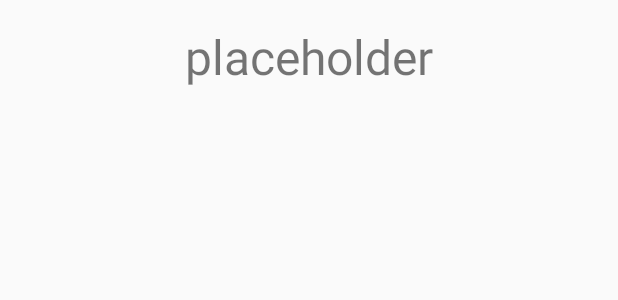
After one commit to LambdaSchool/Android_MediaPlayer, an Android app: the layout activity_player.xml on its own in the app's theme, with its tools: preview values and no code run, on a phone screen of 412 x 824 dp. The commit adds this screen. Shown: the top 300 px of the screen. Run offline under Robolectric (Android 15) with nearby library versions, the phone set to English and light mode, and no system bars.

Commit message:
Add PlayerActivity with code to get URI from selected item in main activity.

```diff
--- a/app/src/main/AndroidManifest.xml
+++ b/app/src/main/AndroidManifest.xml
@@ -9,6 +9,7 @@
         android:roundIcon="@mipmap/ic_launcher_round"
         android:supportsRtl="true"
         android:theme="@style/AppTheme">
+        <activity android:name=".PlayerActivity"></activity>
         <activity
             android:name=".MainActivity"
             android:label="@string/app_name"
--- a/app/src/main/res/layout/activity_main.xml
+++ b/app/src/main/res/layout/activity_main.xml
@@ -28,6 +28,6 @@
         android:layout_height="wrap_content"
         android:layout_gravity="bottom|end"
         android:layout_margin="@dimen/fab_margin"
-        app:srcCompat="@android:drawable/ic_dialog_email" />
+        app:srcCompat="@android:drawable/ic_input_add" />
 
 </android.support.design.widget.CoordinatorLayout>
--- /dev/null
+++ b/app/src/main/res/layout/activity_player.xml
@@ -0,0 +1,22 @@
+<?xml version="1.0" encoding="utf-8"?>
+<android.support.constraint.ConstraintLayout xmlns:android="http://schemas.android.com/apk/res/android"
+    xmlns:app="http://schemas.android.com/apk/res-auto"
+    xmlns:tools="http://schemas.android.com/tools"
+    android:layout_width="match_parent"
+    android:layout_height="match_parent"
+    tools:context=".PlayerActivity">
+
+    <TextView
+        android:id="@+id/player_text_name"
+        android:layout_width="match_parent"
+        android:layout_height="wrap_content"
+        android:layout_marginTop="16dp"
+        android:text="placeholder"
+        android:textAlignment="center"
+        android:textSize="32dp"
+        app:layout_constraintEnd_toEndOf="parent"
+        app:layout_constraintHorizontal_bias="0.5"
+        app:layout_constraintStart_toStartOf="parent"
+        app:layout_constraintTop_toTopOf="parent" />
+
+</android.support.constraint.ConstraintLayout>
```
Also changed, not shown: app/src/main/java/com/example/android_mediaplayer/MainActivity.java (+13 -14 lines), app/src/main/java/com/example/android_mediaplayer/PlayerActivity.java (added, +28 -0 lines).
